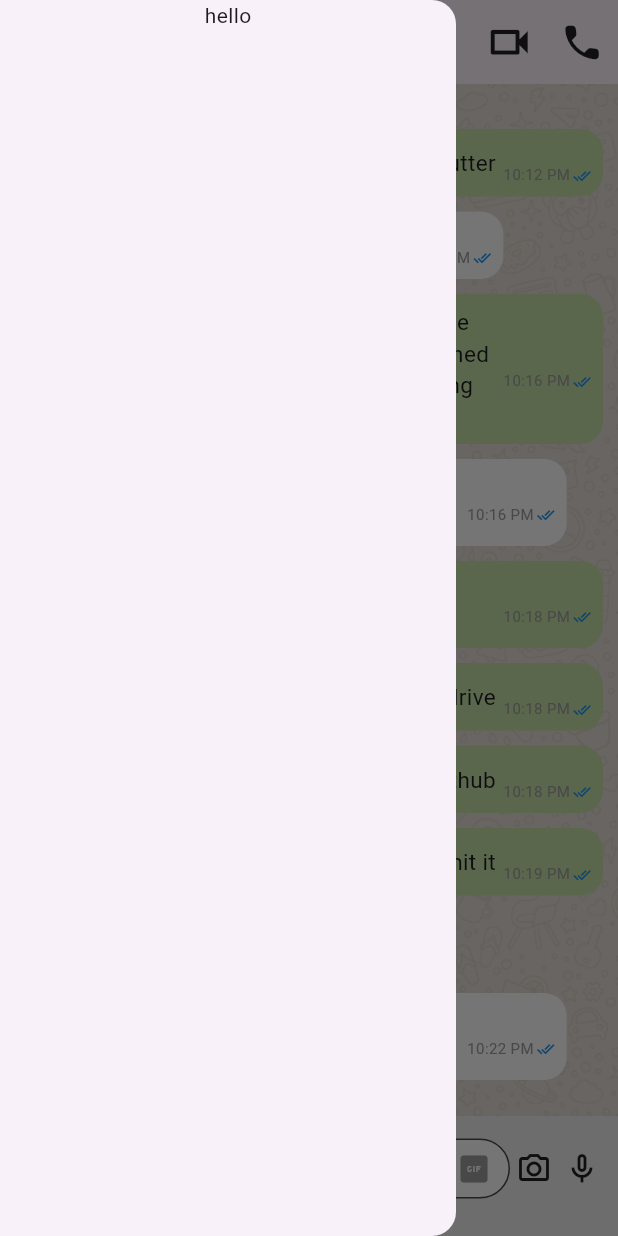
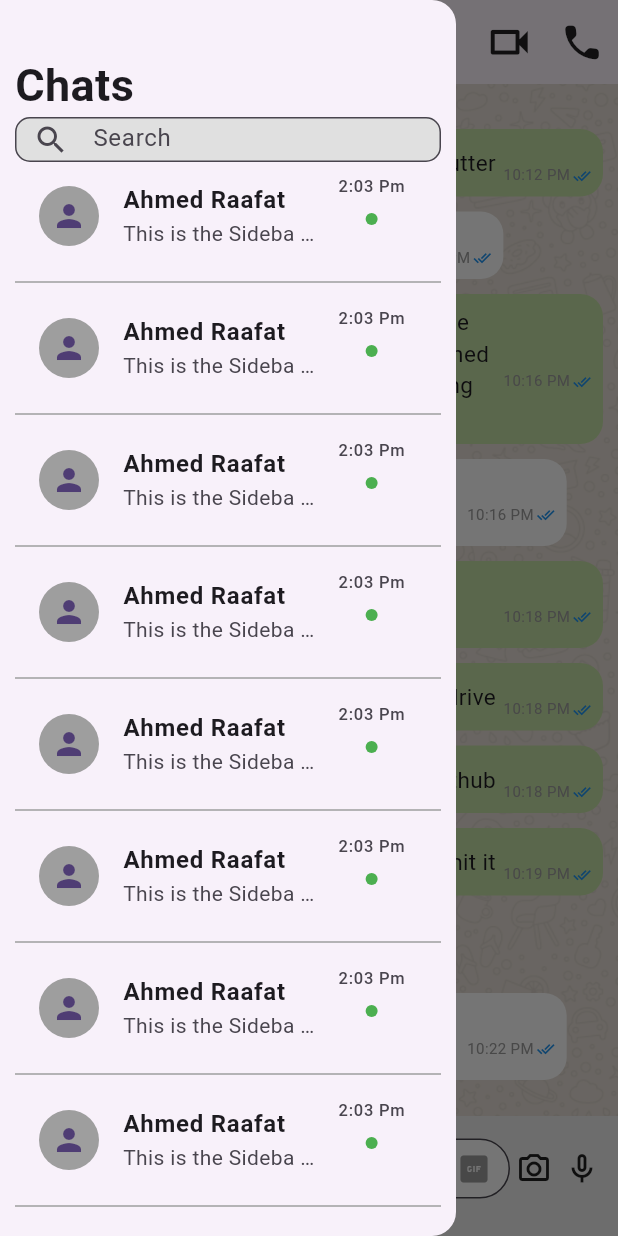
Before and after one commit to karim-raafat/chat_page, a Flutter app: the screen it shows after launch, with the side drawer open, on a phone screen of 412 x 824 dp. Run offline on Flutter 3.47's test engine with Material 3 defaults, Android fonts, the light colour scheme and no system bars.

Commit message:
Sidebar Meny +

```diff
--- a/lib/pages/chat_view.dart
+++ b/lib/pages/chat_view.dart
@@ -1,6 +1,7 @@
 import 'dart:math';
 
 import 'package:chat_page/utils/chat_bubble.dart';
+import 'package:chat_page/utils/sidebar_menu.dart';
 import 'package:flutter/material.dart';
 
 class ChatView extends StatefulWidget {
@@ -15,31 +16,30 @@ class _ChatViewState extends State<ChatView> {
   Widget build(BuildContext context) {
     return Scaffold(
       appBar: AppBar(
-          leading: Padding(
-            padding: const EdgeInsets.all(8.0),
-            child: Stack(
-              clipBehavior: Clip.none,
-              alignment: Alignment.centerRight,
-              children: [
-              Positioned(
-              bottom: 30,
-              left: 22,
-              child: Container(
-                height: 8,
-                width: 8,
-                decoration: BoxDecoration(
-                  shape: BoxShape.circle,
-                  color: Colors.green,
-                ),
-              ),
-            ),
-            Icon(
-              Icons.arrow_back_ios,
-              size: 30,
-            ),
-          ]),
-      ),
-
+        // leading: Padding(
+        //   padding: const EdgeInsets.all(8.0),
+        //   child: Stack(
+        //       clipBehavior: Clip.none,
+        //       alignment: Alignment.centerRight,
+        //       children: [
+        //         Positioned(
+        //           bottom: 30,
+        //           left: 22,
+        //           child: Container(
+        //             height: 8,
+        //             width: 8,
+        //             decoration: BoxDecoration(
+        //               shape: BoxShape.circle,
+        //               color: Colors.green,
+        //             ),
+        //           ),
+        //         ),
+        //         Icon(
+        //           Icons.arrow_back_ios,
+        //           size: 30,
+        //         ),
+        //       ]),
+        // ),
         title: Row(
           children: [
             CircleAvatar(
@@ -149,7 +149,8 @@ class _ChatViewState extends State<ChatView> {
                   ChatBubble(
                       isRead: true,
                       time: '10:16 PM',
-    msg: 'I am fine thanks for asking. I have done something very intersting today. I learned how to make a whatsapp UI clone using flutter',
+                      msg:
+                          'I am fine thanks for asking. I have done something very intersting today. I learned how to make a whatsapp UI clone using flutter',
                       sentByMe: true),
                 ],
               ),
@@ -160,7 +161,8 @@ class _ChatViewState extends State<ChatView> {
                   ChatBubble(
                       isRead: true,
                       time: '10:16 PM',
-    msg: 'Excellent Karim. Looks like you are enjoying flutter so much',
+                      msg:
+                          'Excellent Karim. Looks like you are enjoying flutter so much',
                       sentByMe: false),
                 ],
               ),
@@ -171,7 +173,8 @@ class _ChatViewState extends State<ChatView> {
                   ChatBubble(
                       isRead: true,
                       time: '10:18 PM',
-    msg: 'All I have to do now is take a screen recording of this UI',
+                      msg:
+                          'All I have to do now is take a screen recording of this UI',
                       sentByMe: true),
                 ],
               ),
@@ -226,7 +229,8 @@ class _ChatViewState extends State<ChatView> {
                   ChatBubble(
                       isRead: true,
                       time: '10:22 PM',
-    msg: 'I am sure you will be a great flutter developer one day',
+                      msg:
+                          'I am sure you will be a great flutter developer one day',
                       sentByMe: false),
                 ],
               ),
@@ -269,19 +273,25 @@ class _ChatViewState extends State<ChatView> {
                             focusColor: Colors.grey,
                             border: OutlineInputBorder(
                               borderRadius: BorderRadius.circular(30),
-    borderSide: BorderSide(
-    color: Colors.white, width: 1.0),
+                              borderSide:
+                                  BorderSide(color: Colors.white, width: 1.0),
                             )),
                       ),
                     ),
                   ),
                   Padding(
                     padding: const EdgeInsets.all(4.0),
-    child: Icon(Icons.camera_alt_outlined,color: Colors.black87,),
+                    child: Icon(
+                      Icons.camera_alt_outlined,
+                      color: Colors.black87,
+                    ),
                   ),
                   Padding(
                     padding: const EdgeInsets.all(4.0),
-    child: Icon(Icons.mic_none_outlined,color: Colors.black87,),
+                    child: Icon(
+                      Icons.mic_none_outlined,
+                      color: Colors.black87,
+                    ),
                   )
                 ],
               ),
@@ -289,13 +299,8 @@ class _ChatViewState extends State<ChatView> {
           ],
         ),
       ),
-    drawer: Drawer(
-    child: Column(
-    children: [Text('hello')],
-    )
-    ,
-    )
-    ,
+      drawer: const NavBar(),
+
     );
   }
 }
--- /dev/null
+++ b/lib/utils/contatct_view.dart
@@ -0,0 +1,50 @@
+import 'package:flutter/material.dart';
+
+class ContactView extends StatelessWidget {
+  final String contactName;
+  final String msg;
+  final bool isRead;
+
+  const ContactView(
+      {super.key,
+      required this.contactName,
+      required this.msg,
+      required this.isRead});
+
+  @override
+  Widget build(BuildContext context) {
+    return
+       ListTile(
+        leading: CircleAvatar(
+          child: Icon(Icons.person),
+          backgroundColor: Colors.grey,
+        ),
+        title: Text(
+          '$contactName',
+          style: TextStyle(fontWeight: FontWeight.bold),
+        ),
+        subtitle: Text(
+          '$msg',
+          overflow: TextOverflow.ellipsis,
+        ),
+        trailing: Column(
+          children: [
+            const Text('2:03 Pm'),
+            const SizedBox(
+              height: 10,
+            ),
+            (isRead)
+                ? const SizedBox()
+                : Container(
+                    height: 8,
+                    width: 8,
+                    decoration: BoxDecoration(
+                      shape: BoxShape.circle,
+                      color: Colors.green,
+                    ),
+                  ),
+          ],
+        ),
+    );
+  }
+}
--- /dev/null
+++ b/lib/utils/sidebar_menu.dart
@@ -0,0 +1,63 @@
+import 'package:chat_page/utils/contatct_view.dart';
+import 'package:flutter/material.dart';
+
+class NavBar extends StatefulWidget {
+  const NavBar({super.key});
+
+  @override
+  State<NavBar> createState() => _NavBarState();
+}
+
+class _NavBarState extends State<NavBar> {
+  @override
+  Widget build(BuildContext context) {
+    return Drawer(
+        child: Padding(
+      padding: const EdgeInsets.only(
+        top: 35,
+        left: 10,
+        right: 10,
+      ),
+      child: Column(
+        mainAxisSize: MainAxisSize.max,
+        crossAxisAlignment: CrossAxisAlignment.start,
+        children: [
+          Text(
+            'Chats',
+            style: TextStyle(fontWeight: FontWeight.bold, fontSize: 30),
+          ),
+          SizedBox(
+            height: 30,
+            child: TextField(
+              decoration: InputDecoration(
+                  contentPadding: EdgeInsets.all(5.0),
+                  prefixIcon: Icon(Icons.search),
+                  fillColor: Colors.grey[300],
+                  filled: true,
+                  hintText: 'Search',
+                  border: OutlineInputBorder(
+                    borderRadius: BorderRadius.circular(10),
+                    borderSide: BorderSide(color: Colors.white, width: 1.0),
+                  )),
+            ),
+          ),
+          Expanded(
+            child: ListView.builder(
+              itemCount: 80,
+              itemBuilder: (context, index) => Column(children: [
+                ContactView(
+                    contactName: 'Ahmed Raafat',
+                    msg: 'This is the Sideba menu',
+                    isRead: false),
+                Divider(
+                  color: Colors.grey,
+                  thickness: 1,
+                )
+              ]),
+            ),
+          ),
+        ],
+      ),
+    ));
+  }
+}
```
Lines whose indentation alone changed are shown as unchanged.
